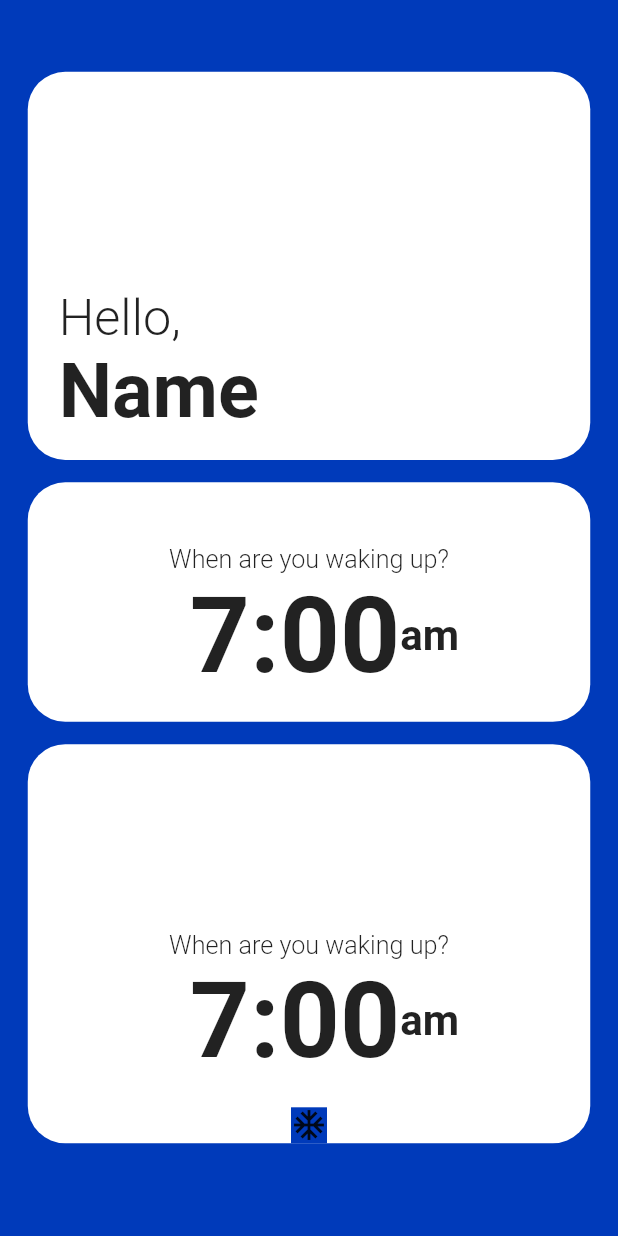
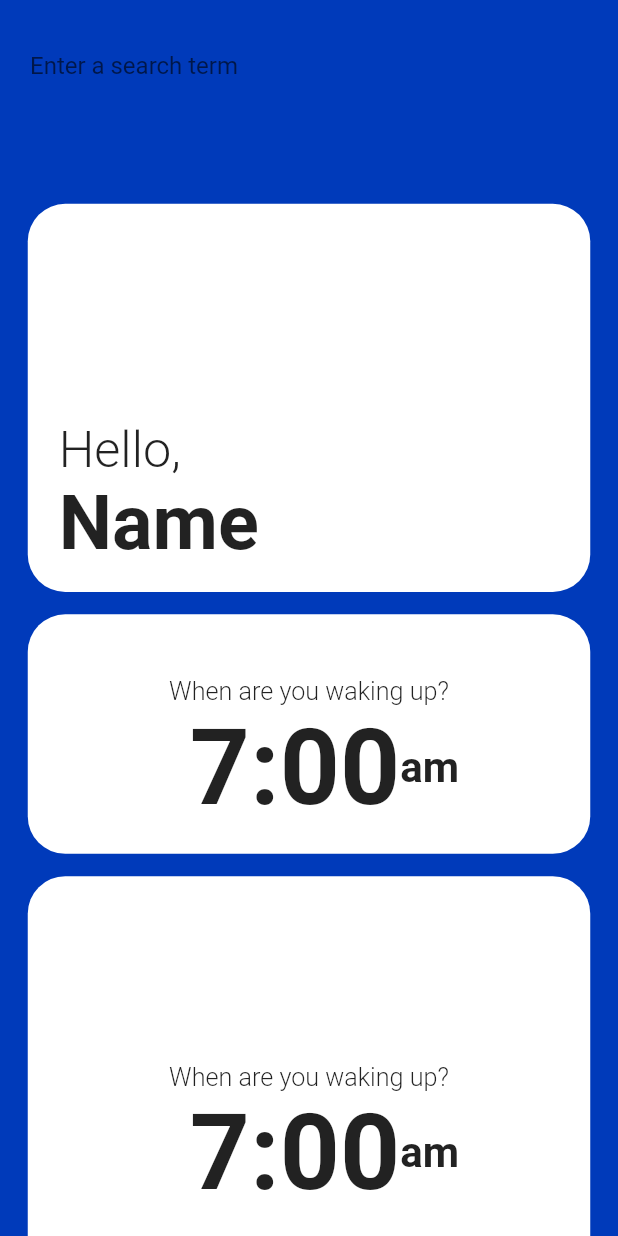
Before and after one commit to Awesomeaa/sleep, a Flutter app: the screen it shows after launch, on a phone screen of 412 x 824 dp. Run offline on Flutter 3.47's test engine with Material 2 defaults, Android fonts, the phone set to English and light mode, and no system bars; our stand-ins replace flare_flutter.

Commit message:
added a text field called hahaha jenson

```diff
--- a/lib/pages/startPage.dart
+++ b/lib/pages/startPage.dart
@@ -20,6 +20,16 @@ class StartPage extends StatelessWidget {
                   colors: [Color(0xff003593), Color(0xff003ABA)])*/),
           child: Column(
             children: <Widget>[
+              Container(
+                padding: EdgeInsets.all(20),
+                child: TextField(
+
+  decoration: InputDecoration(
+    border: InputBorder.none,
+    hintText: 'Enter a search term'
+  ),
+),
+              ),
               Container(
                 width: 375,
                 margin: EdgeInsets.only(top: height/17.2),
```
